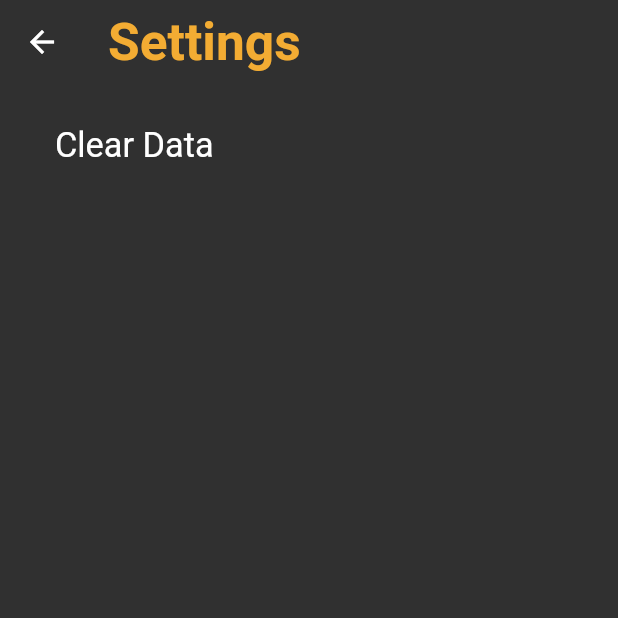
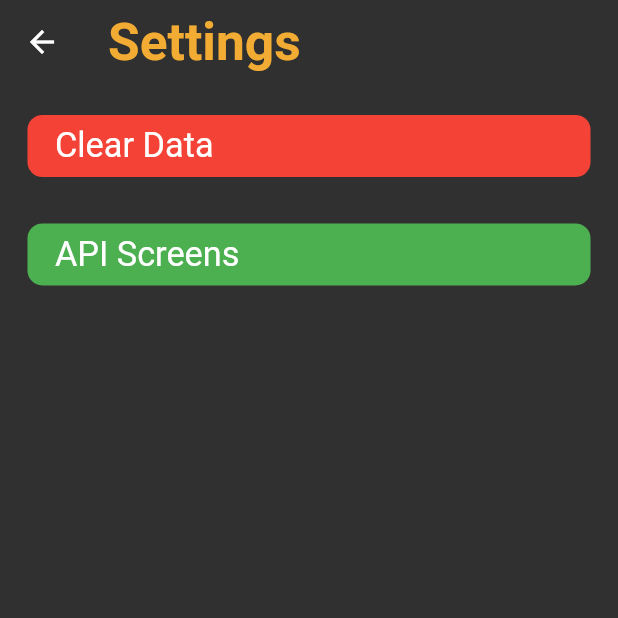
Before and after one commit to sachingupta2006/To-Do-List, a Flutter app: the Setting screen opened by its route, on a phone screen of 412 x 824 dp, the top half of it. Run offline on Flutter 3.47's test engine with Material 2 defaults, Android fonts, the phone set to English and light mode, and no system bars; our stand-ins replace flutter_screenutil, get, shared_preferences; accounts and stored records are empty; network calls fail.

```diff
--- a/lib/Routes/routes.dart
+++ b/lib/Routes/routes.dart
@@ -1,7 +1,9 @@
 import 'package:get/get.dart';
+import 'package:to_do_list/View/API/jokes_screen.dart';
 import 'package:to_do_list/View/create_new_task.dart';
 import 'package:to_do_list/View/dashboard.dart';
 import 'package:to_do_list/View/setting.dart';
+import '../View/API/api_screens_list.dart';
 import 'routes_name.dart';
 
 class AppRoutes {
@@ -18,5 +20,14 @@ class AppRoutes {
             name: RouteName.setting,
             page: () => const Setting(),
             transition: Transition.upToDown),
+        // API Screens
+        GetPage(
+            name: RouteName.jokesScreen,
+            page: () => const JokesScreen(),
+            transition: Transition.upToDown),
+        GetPage(
+            name: RouteName.apiScreensList,
+            page: () => const APIScreensList(),
+            transition: Transition.upToDown),
       ];
 }
--- a/lib/Routes/routes_name.dart
+++ b/lib/Routes/routes_name.dart
@@ -2,4 +2,7 @@ class RouteName {
   static const String dashboard = '/';
   static const String createNewTask = '/createNewTask';
   static const String setting = '/setting';
+  // API screens
+  static const String jokesScreen = '/jokesScreen';
+  static const String apiScreensList = '/apiScreensList';
 }
--- a/lib/View/setting.dart
+++ b/lib/View/setting.dart
@@ -1,6 +1,7 @@
 import 'package:flutter/material.dart';
 import 'package:flutter_screenutil/flutter_screenutil.dart';
 import 'package:get/get.dart';
+import 'package:to_do_list/Routes/routes_name.dart';
 import 'package:to_do_list/Utils/colors.dart';
 import 'package:to_do_list/Utils/text.dart';
 import '../Controller/home_controller.dart';
@@ -61,11 +62,25 @@ class _SettingState extends State<Setting> {
               },
               child: Container(
                   width: double.infinity,
+                  decoration: BoxDecoration(
+                      color: Colors.red,
+                      borderRadius: BorderRadius.circular(10)),
                   padding:
                       EdgeInsets.symmetric(horizontal: 16.w, vertical: 7.h),
                   child: textWhite20('Clear Data')),
             ),
-            SizedBox(height: 30.h)
+            SizedBox(height: 30.h),
+            GestureDetector(
+                onTap: () => Get.toNamed(RouteName.apiScreensList),
+                child: Container(
+                    width: double.infinity,
+                    decoration: BoxDecoration(
+                        color: Colors.green,
+                        borderRadius: BorderRadius.circular(10)),
+                    padding:
+                        EdgeInsets.symmetric(horizontal: 16.w, vertical: 7.h),
+                    child: textWhite20('API Screens'))),
+            SizedBox(height: 20.h)
           ],
         ),
       ),
--- a/pubspec.yaml
+++ b/pubspec.yaml
@@ -14,6 +14,7 @@ dependencies:
   get: ^4.6.5
   flutter_screenutil: ^5.9.0
   shared_preferences: ^2.2.1
+  http: ^1.1.0
 
 dev_dependencies:
   flutter_test:
```
Also changed, not shown: lib/Controller/joke_api_controller.dart (added, +33 -0 lines), lib/Model/jokes_model.dart (added, +24 -0 lines), lib/View/API/api_screens_list.dart (added, +37 -0 lines), lib/View/API/jokes_screen.dart (added, +56 -0 lines), pubspec.lock.
